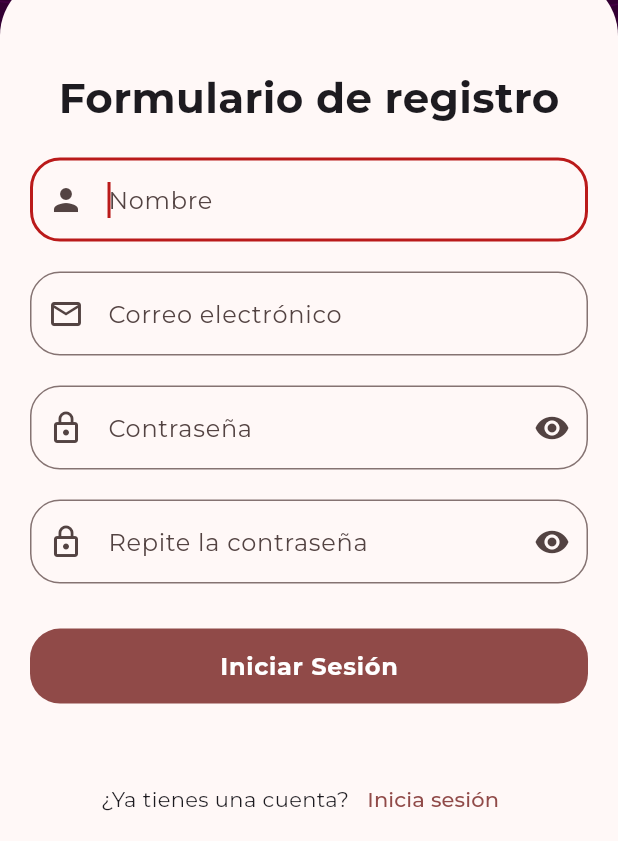
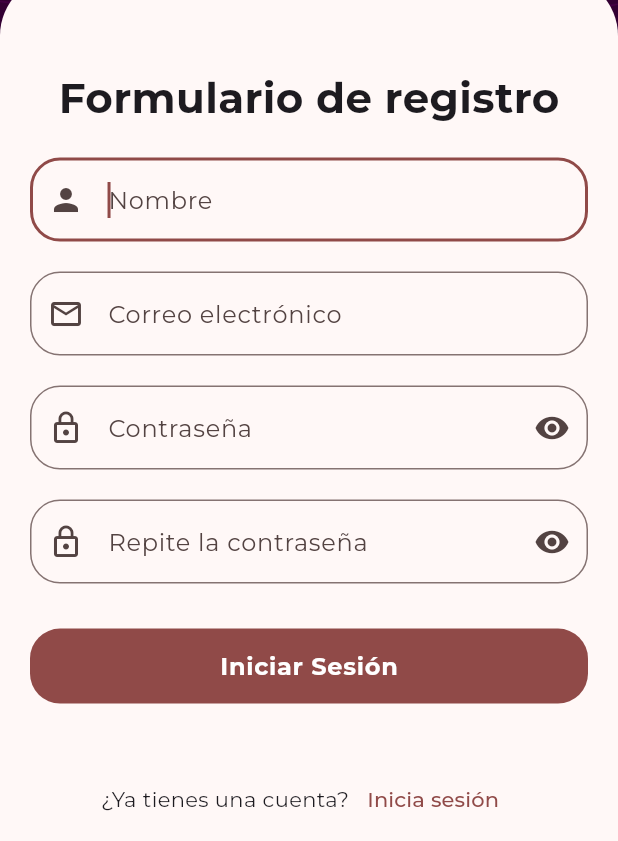
Before and after one commit to HadalyVillasclaras/somnia-ghanta, a Flutter app: the RegisterScreen screen opened by its route, on a phone screen of 412 x 824 dp, the part 395-1236 px from its top. Run offline on Flutter 3.47's test engine with Material 3 defaults, Android fonts, the phone set to English and light mode, and no system bars; our stand-ins replace animate_do, appinio_swiper, confetti, dio, easy_date_timeline, flutter_dotenv and 8 more; missing offline and left inert: fancy_audio_recorder, super_tooltip; accounts and stored records are empty; network calls fail.

Commit message:
feat: register user done

```diff
--- a/lib/domain/datasources/auth/auth_datasource.dart
+++ b/lib/domain/datasources/auth/auth_datasource.dart
@@ -1,12 +1,13 @@
 
 
 import 'package:ghanta/domain/entities/user.dart';
+import 'package:ghanta/infraestructure/models/responses/register_api_response.dart';
 
 abstract class AuthDatasource {
 
   Future<User> login(String email, String password);
 
-  Future<User> register(String email, String password);
+  Future<RegisterApiResponse> register(String name, String email, String password, String passwordConfirmation);
 
   Future<User> checkAuthStatus(String token);
 
--- a/lib/domain/repositories/auth/auth_repository.dart
+++ b/lib/domain/repositories/auth/auth_repository.dart
@@ -1,12 +1,11 @@
-
-
 import 'package:ghanta/domain/entities/user.dart';
+import 'package:ghanta/infraestructure/models/responses/register_api_response.dart';
 
 abstract class AuthRepository {
 
   Future<User> login(String email, String password);
 
-  Future<User> register(String email, String password);
+  Future<RegisterApiResponse> register(String name, String email, String password, String passwordConfirmation);
 
   Future<User> checkAuthStatus(String token);
 
--- a/lib/infraestructure/inputs/password.dart
+++ b/lib/infraestructure/inputs/password.dart
@@ -21,7 +21,7 @@ class Password extends FormzInput<String, PasswordError> {
     if ( isValid || isPure ) return null;
 
     if ( displayError == PasswordError.empty ) return 'El campo es requerido';
-    if ( displayError == PasswordError.length ) return 'Mínimo 6 caracteres';
+    if ( displayError == PasswordError.length ) return 'Mínimo 8 caracteres';
     if ( displayError == PasswordError.format ) return 'Debe de tener Mayúscula, letras y un número';
 
     return null;
@@ -33,7 +33,7 @@ class Password extends FormzInput<String, PasswordError> {
   PasswordError? validator(String value) {
 
     if ( value.isEmpty || value.trim().isEmpty ) return PasswordError.empty;
-    if ( value.length < 6 ) return PasswordError.length;
+    if ( value.length < 8 ) return PasswordError.length;
     // if ( !passwordRegExp.hasMatch(value) ) return PasswordError.format;
 
     return null;
--- a/lib/infraestructure/models/responses/login_api_response.dart
+++ b/lib/infraestructure/models/responses/login_api_response.dart
@@ -15,13 +15,15 @@ class LoginApiResponse {
         required this.authorization,
     });
 
-    factory LoginApiResponse.fromJson(Map<String, dynamic> json) => LoginApiResponse(
+    factory LoginApiResponse.fromJson(Map<String, dynamic> json) {
+    return LoginApiResponse(
         user: UserApiModel.fromJson(json["data"]),
         status: json["status"],
         code: json["code"],
         message: json["message"],
         authorization: Authorization.fromJson(json["authorization"]),
     );
+}
 
 }
 
--- a/lib/infraestructure/repositories/auth/auth_repository_impl.dart
+++ b/lib/infraestructure/repositories/auth/auth_repository_impl.dart
@@ -1,6 +1,7 @@
 import 'package:ghanta/domain/_domain.dart';
 import 'package:ghanta/domain/datasources/auth/auth_datasource.dart';
 import 'package:ghanta/domain/entities/user.dart';
+import 'package:ghanta/infraestructure/models/responses/register_api_response.dart';
 
 class AuthRepositoryImpl extends AuthRepository {
   final AuthDatasource _authDatasource;
@@ -33,7 +34,7 @@ class AuthRepositoryImpl extends AuthRepository {
   }
 
   @override
-  Future<User> register(String email, String password) {
-    return _authDatasource.register(email, password);
+  Future<RegisterApiResponse> register(String name, String email, String password, String passwordConfirmation) {
+    return _authDatasource.register(name, email, password, passwordConfirmation);
   }
 }
--- a/lib/presentation/screens/auth/register_screen.dart
+++ b/lib/presentation/screens/auth/register_screen.dart
@@ -14,8 +14,6 @@ class RegisterScreen extends ConsumerWidget {
 
     ref.listen(authProvider, (prev, next) {
       if (next.errorMessage.isEmpty) return;
-
-
 
       Future.delayed(const Duration(seconds: 2));
       if (next.authStatus == AuthStatus.authenticated) {
@@ -75,14 +73,19 @@ class RegisterForm extends ConsumerStatefulWidget {
 }
 
 class _RegisterFormState extends ConsumerState<RegisterForm> {
-  bool _obscureText = true;
+  bool _obscureText1 = true;
+  bool _obscureText2 = true;
+
   bool _isLoading = false;
+  final _formKey = GlobalKey<FormState>();
 
   @override
   Widget build(BuildContext context) {
     final registerForm = ref.watch(registerFormProvider);
 
-    return Column(
+    return Form(
+      key: _formKey,
+      child: Column(
         mainAxisAlignment: MainAxisAlignment.center,
         children: [
           SizedBox(height: widget.sizes.height * 0.05),
@@ -94,75 +97,75 @@ class _RegisterFormState extends ConsumerState<RegisterForm> {
             ),
           ),
           const SizedBox(height: 20),
-
-        TextField(
+          TextFormField(
+            keyboardType: TextInputType.text,
+            autofocus: true,
+            onChanged: (value) =>
+                ref.read(registerFormProvider.notifier).onNameChanged(value),
+            decoration:  InputDecoration(
+              hintText: 'Nombre',
+              prefixIcon: const Icon(Icons.person),
+              errorText: registerForm.isFormPosted && registerForm.name.isEmpty
+                ? 'El campo es requerido'
+                : null,
+            ),
+          ),
+          const SizedBox(height: 20),
+          TextFormField(
             keyboardType: TextInputType.emailAddress,
             autofocus: true,
-          onChanged: (value) => ref.read(registerFormProvider.notifier).onNameChanged(value),
-          decoration: const InputDecoration(
-            hintText: 'Nombre',
-            prefixIcon:  Icon(Icons.person),
-            errorText: "",
-          ),
-        ),
-
-        TextField(
-          keyboardType: TextInputType.emailAddress,
-          autofocus: true,
-          onChanged: (value) => ref.read(registerFormProvider.notifier).onEmailChanged(value),
+            onChanged: (value) =>
+                ref.read(registerFormProvider.notifier).onEmailChanged(value),
             decoration: InputDecoration(
               hintText: 'Correo electrónico',
               prefixIcon: const Icon(Icons.email_outlined),
-            errorText:
-                registerForm.isFormPosted
+              errorText: registerForm.isFormPosted && !registerForm.editedFieldsAfterSubmit.contains('email')
                   ? registerForm.email.errorMessage
                   : null,
             ),
           ),
           const SizedBox(height: 20),
-
-        TextField(
-          obscureText: _obscureText,
-          onChanged: (value) => ref.read(registerFormProvider.notifier).onPasswordChanged(value),
+          TextFormField(
+            obscureText: _obscureText1,
+            onChanged: (value) =>
+                ref.read(registerFormProvider.notifier).onPasswordChanged(value),
             decoration: InputDecoration(
                 hintText: 'Contraseña',
                 prefixIcon: const Icon(Icons.lock_outline),
-            errorText:
-              registerForm.isFormPosted
+                errorText: registerForm.isFormPosted && !registerForm.editedFieldsAfterSubmit.contains('password')
                     ? registerForm.password.errorMessage
                     : null,
                 suffixIcon: IconButton(
                     icon: Icon(
-                _obscureText ? Icons.visibility : Icons.visibility_off),
+                        _obscureText1 ? Icons.visibility : Icons.visibility_off),
                     onPressed: () {
                       setState(() {
-                  _obscureText = !_obscureText;
+                        _obscureText1 = !_obscureText1;
                       });
                     })),
           ),
           const SizedBox(height: 20),
-
-        TextField(
-        obscureText: _obscureText,
-        onChanged: (value) => ref.read(registerFormProvider.notifier).onPasswordConfirmationChanged(value),
+          TextFormField(
+            obscureText: _obscureText2,
+            onChanged: (value) => ref
+              .read(registerFormProvider.notifier)
+              .onPasswordConfirmationChanged(value),
             decoration: InputDecoration(
               hintText: 'Repite la contraseña',
               prefixIcon: const Icon(Icons.lock_outline),
-          errorText:
-            registerForm.isFormPosted
+              errorText: registerForm.isFormPosted && !registerForm.editedFieldsAfterSubmit.contains('passwordConfirmation')
                 ? registerForm.passwordConfirmation.errorMessage
                 : null,
               suffixIcon: IconButton(
                     icon: Icon(
-              _obscureText ? Icons.visibility : Icons.visibility_off),
+                        _obscureText2 ? Icons.visibility : Icons.visibility_off),
                     onPressed: () {
                       setState(() {
-                _obscureText = !_obscureText;
+                        _obscureText2 = !_obscureText2;
                       });
                     })),
           ),
           const SizedBox(height: 30),
-
           FilledButton(
             onPressed: () {
               ref.read(registerFormProvider.notifier).onFormSubmit();
@@ -202,6 +205,7 @@ class _RegisterFormState extends ConsumerState<RegisterForm> {
             ],
           ),
         ],
+      ),
     );
   }
 }
```
Also changed, not shown: lib/infraestructure/datasources/auth/auth_datasource_impl.dart (+57 -27 lines), lib/infraestructure/errors/auth_errors.dart (+11 -0 lines), lib/infraestructure/models/responses/register_api_response.dart (added, +43 -0 lines), lib/presentation/providers/auth/auth_provider.dart (+35 -23 lines), lib/presentation/providers/auth/register_form_provider.dart (+38 -5 lines), lib/presentation/screens/auth/auth_screen.dart (+7 -8 lines), lib/presentation/screens/auth/login_screen.dart (+6 -6 lines), lib/presentation/views/home_view.dart (+17 -1 lines). Lines whose indentation alone changed are shown as unchanged.
